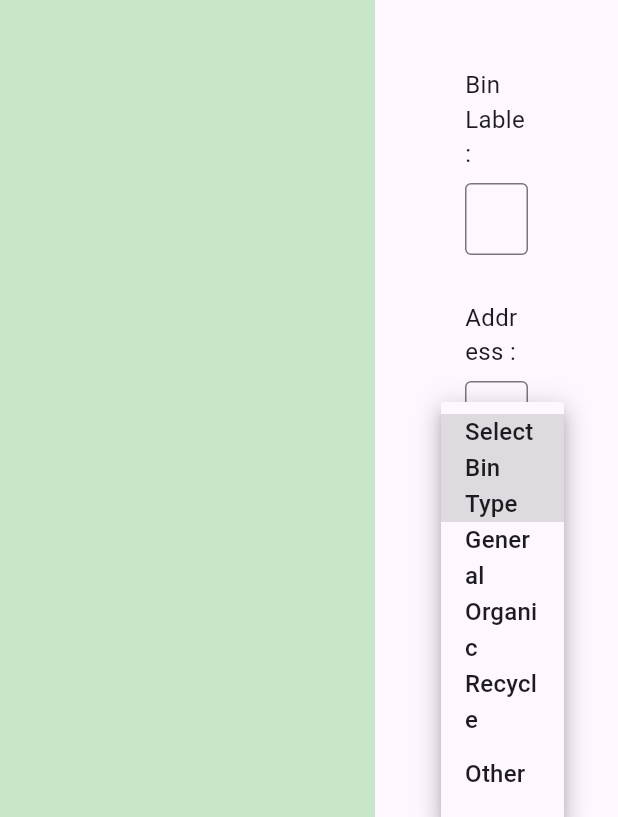
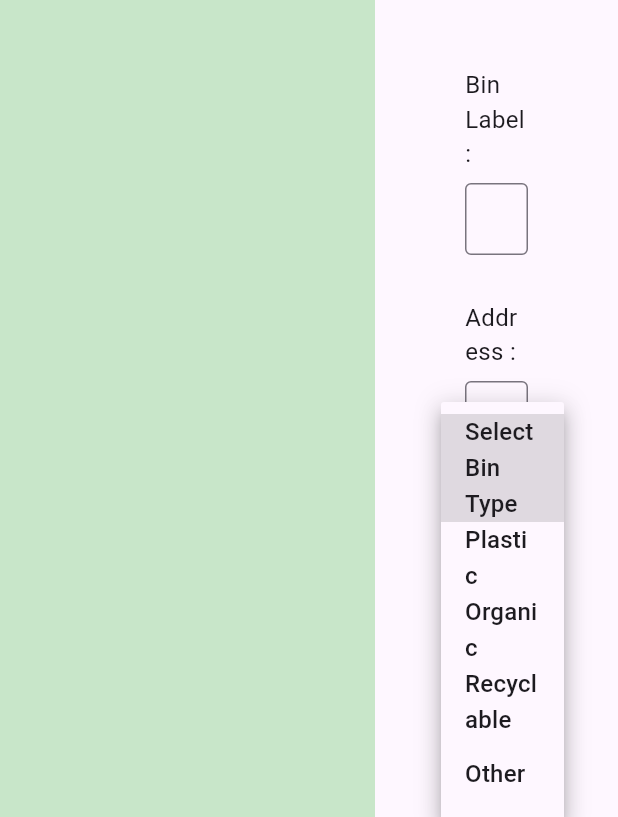
Before and after one commit to EcoBin-System/EcoBinWeb, a Flutter app: the BinWebAddbin screen opened directly, after a tap on "Select Bin Type", on a phone screen of 412 x 824 dp. Shown: the part 342-1159 px from the top of the screen. Run offline on Flutter 3.47's test engine with Material 3 defaults, Android fonts, the phone set to English and light mode, and no system bars; our stand-ins replace carousel_slider, cloud_firestore, firebase_auth, firebase_core, qr_flutter; missing offline and left inert: dart:html; accounts and stored records are empty.

Commit message:
change bin types

```diff
--- a/lib/pages/bin_web_add_bin.dart
+++ b/lib/pages/bin_web_add_bin.dart
@@ -117,7 +117,7 @@ class _BinWebAddbinState extends State<BinWebAddbin> {
                       padding: const EdgeInsets.symmetric(horizontal: 40.0),
                       child: Column(
                         children: [
-                          _buildTextField('Bin Lable :', nameController),
+                          _buildTextField('Bin Label :', nameController),
                           const SizedBox(height: 30),
                           _buildTextField('Address :', addressController),
                           const SizedBox(height: 30),
@@ -186,9 +186,9 @@ class _BinWebAddbinState extends State<BinWebAddbin> {
           items: const [
             DropdownMenuItem(
                 value: 'Select Bin Type', child: Text('Select Bin Type')),
-            DropdownMenuItem(value: 'General', child: Text('General')),
+            DropdownMenuItem(value: 'Plastic', child: Text('Plastic')),
             DropdownMenuItem(value: 'Organic', child: Text('Organic')),
-            DropdownMenuItem(value: 'Recycle', child: Text('Recycle')),
+            DropdownMenuItem(value: 'Recyclable', child: Text('Recyclable')),
             DropdownMenuItem(value: 'Other', child: Text('Other')),
           ],
           onChanged: (value) {
--- a/lib/pages/monitor_bin.dart
+++ b/lib/pages/monitor_bin.dart
@@ -33,7 +33,7 @@ Stream<QuerySnapshot> _getBinStream() {
   void _showUpdateDialog(String binId, String currentName, String currentType, String currentHeight,
       String currentAddress) {
     final TextEditingController nameController =
-        TextEditingController(text: currentType);
+        TextEditingController(text: currentName);
     final TextEditingController binTypeController =
         TextEditingController(text: currentType);
     final TextEditingController binHeightController =
@@ -56,14 +56,14 @@ Stream<QuerySnapshot> _getBinStream() {
                   controller: nameController,
                   decoration: const InputDecoration(
                       labelText:
-                          'Bin Lable :'),
+                          'Bin Label :'),
                 ),
                 const SizedBox(height: 20),
                 TextField(
                   controller: binTypeController,
                   decoration: const InputDecoration(
                       labelText:
-                          'Bin Type (General, Organic, Recycle, Other) :'),
+                          'Bin Type (Plastic, Organic, Recyclable, Other) :'),
                 ),
                 const SizedBox(height: 20),
                 TextField(
@@ -89,6 +89,7 @@ Stream<QuerySnapshot> _getBinStream() {
               onPressed: () {
                 _databaseService.updateBinDetails(
                   binId: binId,
+                  name: nameController.text,
                   binType: binTypeController.text,
                   binHeight: binHeightController.text,
                   address: addressController.text,
--- a/lib/services/database.dart
+++ b/lib/services/database.dart
@@ -88,12 +88,14 @@ class DatabaseService {
   // Method to update bin details
   Future<void> updateBinDetails({
     required String binId,
+    required String name,
     required String binType,
     required String binHeight,
     required String address,
   }) async {
     try {
       await _firestore.collection('bins').doc(binId).update({
+        'name': name,
         'binType': binType,
         'binHeight': binHeight,
         'address': address,
```
